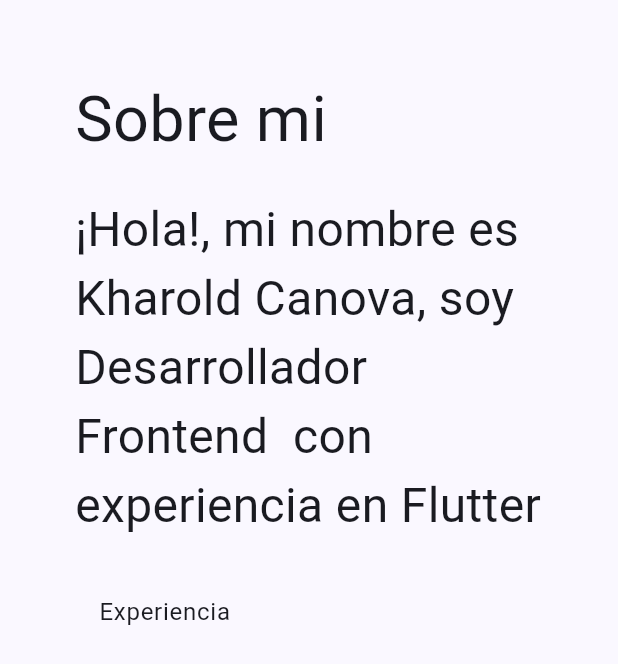
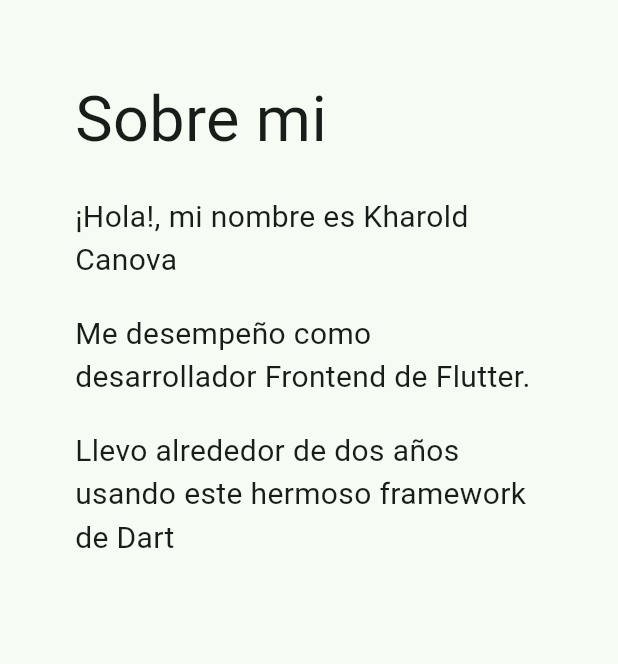
Before and after one commit to kharoldcanova/portafolio_flutter, a Flutter app: the AboutMeScreen widget shown alone on an empty page, opened directly, on a phone screen of 412 x 824 dp. Shown: the top 664 px of the screen. Run offline on Flutter 3.47's test engine with Material 2 defaults, Android fonts, the phone set to English and light mode, and no system bars; our stand-ins replace google_fonts.

Commit message:
a lot of improvements

```diff
--- a/lib/config/theme/app_theme.dart
+++ b/lib/config/theme/app_theme.dart
@@ -2,17 +2,20 @@ import 'package:flutter/material.dart';
 import 'package:google_fonts/google_fonts.dart';
 
 class AppTheme {
+
+  final Color colorTheme = Colors.greenAccent;
   //texttheme
   TextTheme textTheme = GoogleFonts.poppinsTextTheme(
     const TextTheme(
 
     )
   );
+
   //theme function light
   ThemeData getLightTheme() => ThemeData(
     useMaterial3: true,
     brightness: Brightness.light,
-    colorSchemeSeed: Colors.blueAccent[700],
+    colorSchemeSeed: colorTheme,
     textTheme: textTheme,
   );
 
@@ -20,7 +23,7 @@ class AppTheme {
   ThemeData getDarkTheme() => ThemeData(
     useMaterial3: true,
     brightness: Brightness.dark,
-    colorSchemeSeed: Colors.blueAccent[700],
+    colorSchemeSeed: colorTheme,
     textTheme: textTheme,
   );
 }
--- a/lib/presentations/screens/portafolio_screen.dart
+++ b/lib/presentations/screens/portafolio_screen.dart
@@ -23,7 +23,7 @@ class _PortafolioScreenState extends State<PortafolioScreen> {
         children: [
           AppNavigationRail(
             selectedIndex: _selectedIndex,
-            changed: ( index) {
+            changed: (index) {
               setState(() {
                 _selectedIndex = index;
               });
@@ -42,7 +42,9 @@ class _PortafolioScreenState extends State<PortafolioScreen> {
         return const BannerScreen();
       case 1:
         return const ProyectScreen();
-      case 2:
+      case 3:
+        return const AboutMeScreen();
+      case 4:
         return const AboutMeScreen();
       default:
         return Container();
--- a/lib/presentations/screens/proyects/proyect_screen.dart
+++ b/lib/presentations/screens/proyects/proyect_screen.dart
@@ -13,7 +13,7 @@ class ProyectScreen extends StatelessWidget {
         children: [
           const Text(
             'Trabajos realizados',
-            style: TextStyle(fontSize: 32),
+            style: TextStyle(fontSize: 42),
           ),
           const SizedBox(height: 20),
           const Text(
--- a/lib/presentations/screens/sbooutme/aboout_me_screen.dart
+++ b/lib/presentations/screens/sbooutme/aboout_me_screen.dart
@@ -17,12 +17,18 @@ class AboutMeScreen extends StatelessWidget {
           ),
           SizedBox(height: 20),
           Text(
-            '¡Hola!, mi nombre es Kharold Canova, soy Desarrollador Frontend  con experiencia en Flutter',
-            style: TextStyle(fontSize: 32),
+            '¡Hola!, mi nombre es Kharold Canova',
+            style: TextStyle(fontSize: 20),
           ),
           SizedBox(height: 20),
-          ListTile(
-            title: Text('Experiencia'),
+          Text(
+            'Me desempeño como desarrollador Frontend de Flutter.',
+            style: TextStyle(fontSize: 20),
+          ),
+          SizedBox(height: 20),
+          Text(
+            'Llevo alrededor de dos años usando este hermoso framework de Dart',
+            style: TextStyle(fontSize: 20),
           ),
         ],
       ),
```
Also changed, not shown: lib/presentations/screens/banner/banner_screen.dart (+81 -17 lines), lib/presentations/widgets/navigation_rail.dart (+7 -3 lines), assets/images/banner_font.jpg (added), assets/images/banner_profile.jpg (added).
